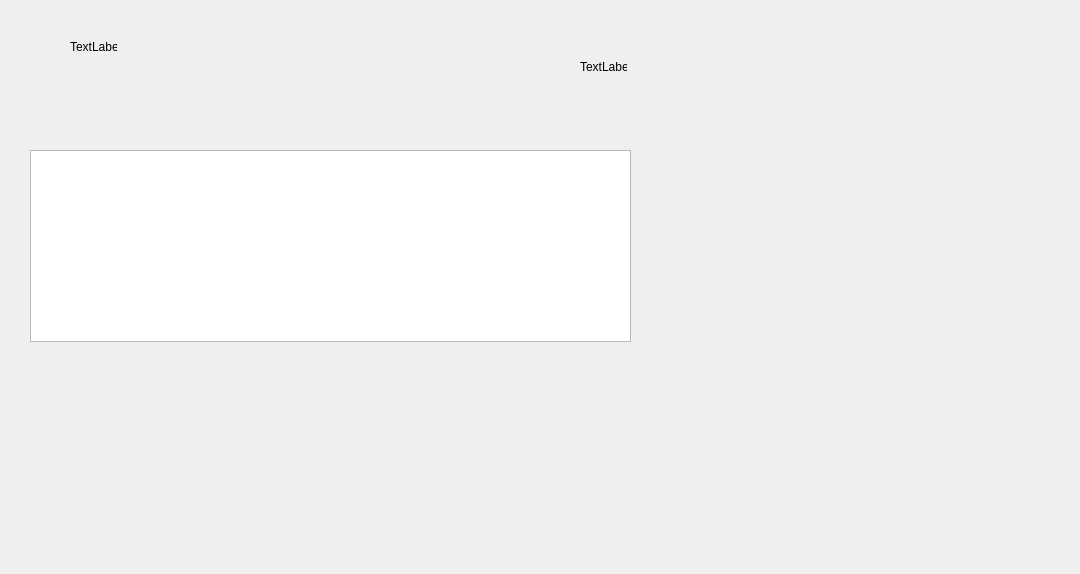
Above: Plan-Describer/databaseeditordialog.ui from Barto-Paja/SI-Plan-Describer before the change. Below: the same form after it.
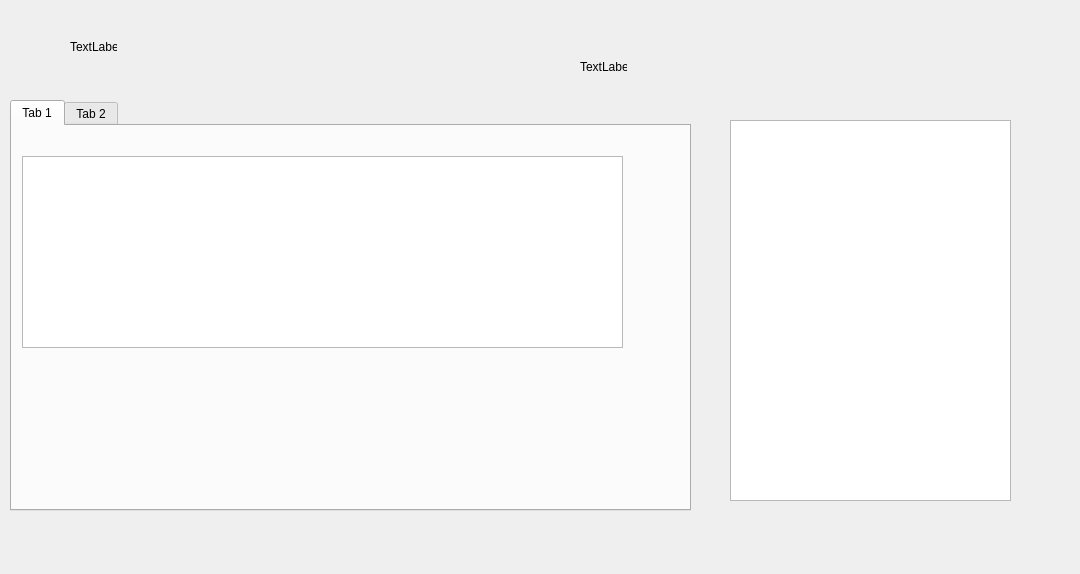
That is the form after the change.

Diff of the .ui file:
```diff
--- a/Plan-Describer/databaseeditordialog.ui
+++ b/Plan-Describer/databaseeditordialog.ui
@@ -13,16 +13,6 @@
   <property name="windowTitle">
    <string>Dialog</string>
   </property>
-  <widget class="QTableWidget" name="tableWidget">
-   <property name="geometry">
-    <rect>
-     <x>30</x>
-     <y>150</y>
-     <width>601</width>
-     <height>192</height>
-    </rect>
-   </property>
-  </widget>
   <widget class="QLabel" name="label_title">
    <property name="geometry">
     <rect>
@@ -49,6 +39,62 @@
     <string>TextLabel</string>
    </property>
   </widget>
+  <widget class="QTabWidget" name="tabWidget">
+   <property name="geometry">
+    <rect>
+     <x>10</x>
+     <y>100</y>
+     <width>681</width>
+     <height>411</height>
+    </rect>
+   </property>
+   <property name="currentIndex">
+    <number>0</number>
+   </property>
+   <widget class="QWidget" name="tab">
+    <attribute name="title">
+     <string>Tab 1</string>
+    </attribute>
+    <widget class="QTableWidget" name="tableWidget_targets">
+     <property name="geometry">
+      <rect>
+       <x>10</x>
+       <y>30</y>
+       <width>601</width>
+       <height>192</height>
+      </rect>
+     </property>
+    </widget>
+   </widget>
+   <widget class="QWidget" name="tab_2">
+    <attribute name="title">
+     <string>Tab 2</string>
+    </attribute>
+    <widget class="QTableWidget" name="tableWidget_methods">
+     <property name="geometry">
+      <rect>
+       <x>50</x>
+       <y>30</y>
+       <width>256</width>
+       <height>192</height>
+      </rect>
+     </property>
+    </widget>
+   </widget>
+  </widget>
+  <widget class="QPlainTextEdit" name="plainTextEdit_log">
+   <property name="geometry">
+    <rect>
+     <x>730</x>
+     <y>120</y>
+     <width>281</width>
+     <height>381</height>
+    </rect>
+   </property>
+   <property name="readOnly">
+    <bool>true</bool>
+   </property>
+  </widget>
  </widget>
  <resources/>
  <connections/>
```
